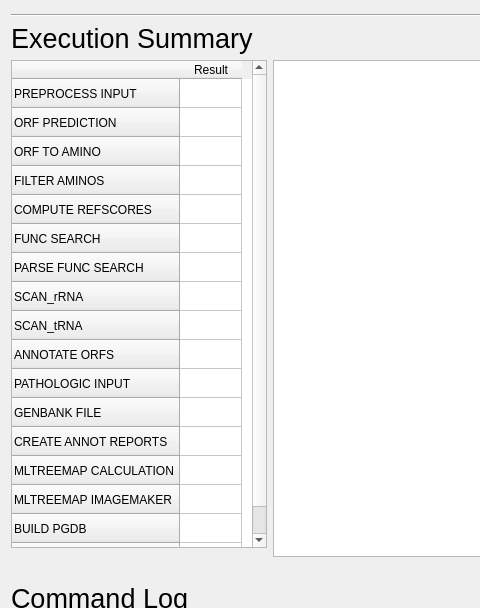
Old version of the form tabs/ProgressDialog.ui in the repository hallamlab/MetaPathwaysGUI; both pictures show x 0 to 480 and y 97 to 705 of the 918 by 928 pixel window.
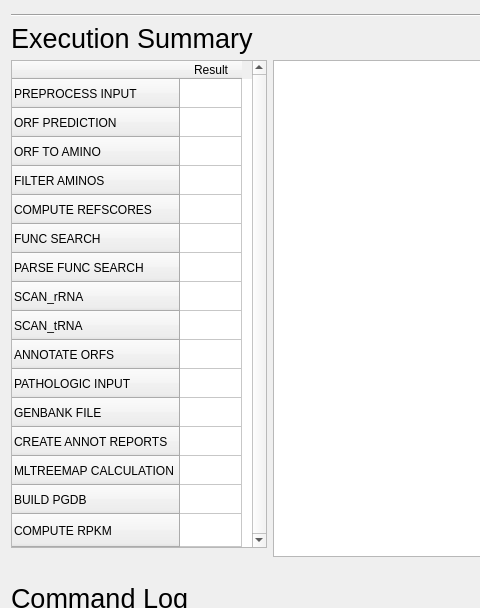
New version of the form. Icons and pictures are not drawn.

```diff
--- a/tabs/ProgressDialog.ui
+++ b/tabs/ProgressDialog.ui
@@ -216,7 +216,7 @@
    </item>
    <item row="9" column="0">
     <layout class="QVBoxLayout" name="verticalLayout_4">
-     <item>
+     <item alignment="Qt::AlignRight">
       <widget class="QTableWidget" name="summaryTable">
        <property name="enabled">
         <bool>true</bool>
@@ -318,11 +318,6 @@
          <string>MLTREEMAP CALCULATION</string>
         </property>
        </row>
-       <row>
-        <property name="text">
-         <string>MLTREEMAP IMAGEMAKER</string>
-        </property>
-       </row>
        <row>
         <property name="text">
          <string>BUILD PGDB</string>
```
Left out of the diff: 32 changed lines with no effect on the pictures.
